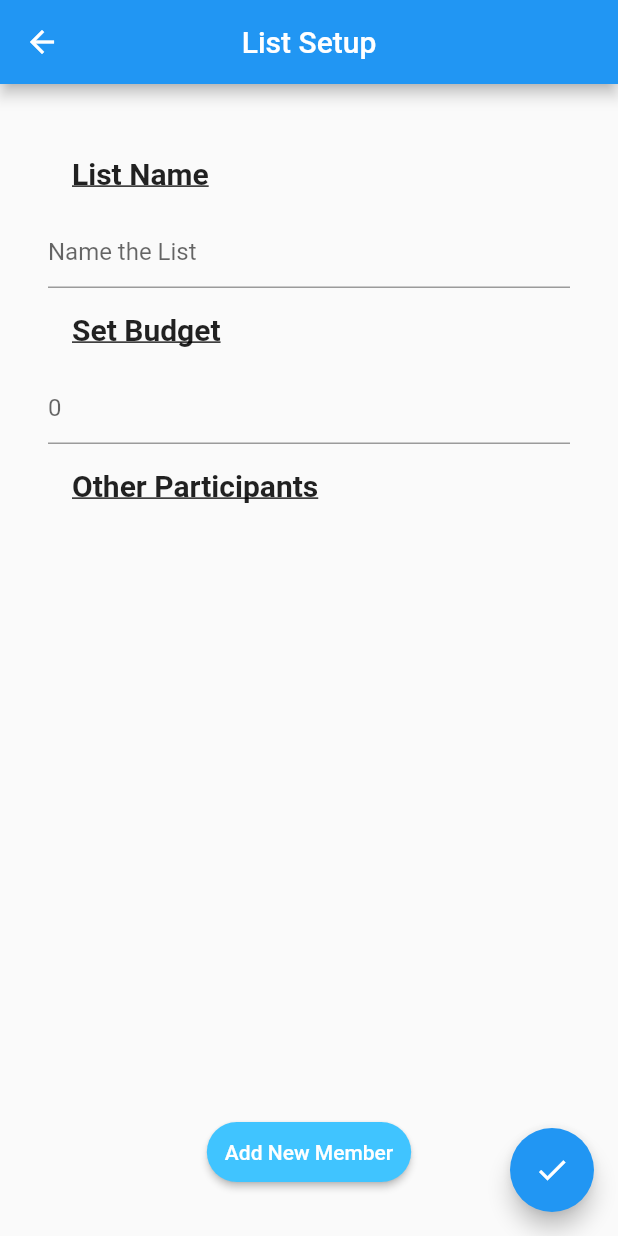
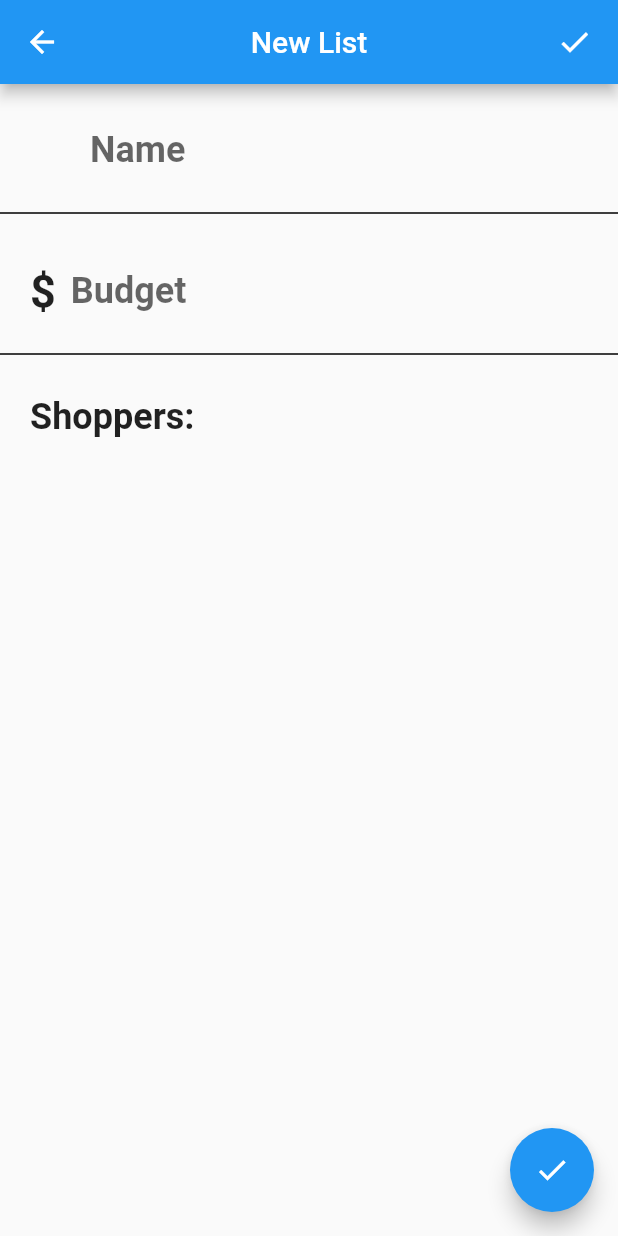
Before and after one commit to Peroshki/CSE115, a Flutter app: the ListSetup screen opened by its route, on a phone screen of 412 x 824 dp. Run offline on Flutter 3.47's test engine with Material 2 defaults, Android fonts, the phone set to English and light mode, and no system bars; our stand-ins replace cloud_firestore, firebase_auth, google_sign_in, rxdart; missing offline and left inert: device_apps, flutter_auth_buttons; accounts and stored records are empty.

Commit message:
Added globals.dart and a whole lot of bug fixes

```diff
--- a/socialshopper/lib/friends_list.dart
+++ b/socialshopper/lib/friends_list.dart
@@ -13,6 +13,17 @@ class Friend {
       : name = data['name'],
         uid = data['uid'],
         photo = data['photo'];
+}
+
+class Arguments {
+  String uid;
+  String photoURL;
+
+  Arguments(uid, photoURL)
+  {
+    this.uid = uid;
+    this.photoURL = photoURL;
+  }
 }
 
 class Friends extends StatefulWidget {
--- /dev/null
+++ b/socialshopper/lib/globals.dart
@@ -0,0 +1,88 @@
+import 'package:cloud_firestore/cloud_firestore.dart';
+
+String userUID;
+
+class Friend {
+  Friend.fromMap(Map<dynamic, dynamic> data)
+  : name = data['name'],
+    photo = data['photo'],
+    uid = data['uid'];
+
+  String name;
+  String photo;
+  String uid;
+  Timestamp lastSeen;
+}
+
+class User {
+  User.fromSnapshot(DocumentSnapshot snapshot)
+  : displayName = snapshot['displayName'],
+    email = snapshot['email'],
+    friends = List.from(
+      snapshot['items'].map((item) => item = Friend.fromMap(item))),
+    lists = List.from(snapshot['lists']),
+    photoURL = snapshot['photoURL'],
+    uid = snapshot.documentID;
+
+  String displayName;
+  String email;
+  List<Friend> friends;
+  List<String> lists;
+  String photoURL;
+  String uid;
+}
+
+class ListUser {
+  ListUser.fromMap(Map<dynamic, dynamic> data)
+  : name = data['name'],
+    uid = data['uid'];
+
+  String name;
+  String uid;
+}
+
+// Represents an item in the shopping list
+class Item {
+  Item.fromMap(Map<dynamic, dynamic> data)
+  : name = data['name'],
+    price = data['price'] * 1.0,
+    quantity = data['quantity'],
+    users = List.from(data['users']);
+
+  String name;
+  double price;
+  int quantity;
+  List<String> users;
+}
+
+// Represents the metadata from the shopping list
+class Metadata {
+  Metadata.fromMap(Map<dynamic, dynamic> data)
+  : budget = data['budget'] * 1.0,
+    store = data['store'],
+    timeCreated = data['timeCreated'],
+    uid = data['uid'],
+    name = data['name'],
+    users = List.from(
+        data['users'].map((item) => item = ListUser.fromMap(item)));
+
+  double budget;
+  String store;
+  Timestamp timeCreated;
+  String uid;
+  String name;
+  List<ListUser> users;
+}
+
+// Represents a shopping list from Firebase
+class ShoppingList {
+  ShoppingList.fromSnapshot(DocumentSnapshot snapshot)
+  : documentID = snapshot.documentID,
+    items = List.from(
+      snapshot['items']?.map((item) => item = Item.fromMap(item))),
+    metadata = Metadata.fromMap(snapshot['metadata']);
+
+  String documentID;
+  List<Item> items;
+  Metadata metadata;
+}
--- a/socialshopper/lib/list_setup.dart
+++ b/socialshopper/lib/list_setup.dart
@@ -1,13 +1,12 @@
 import 'package:firebase_auth/firebase_auth.dart';
-import 'package:socialshopper/friends_list.dart';
-
 import 'package:uuid/uuid.dart';
 import 'package:flutter/material.dart';
 import 'package:cloud_firestore/cloud_firestore.dart';
-import 'package:firebase_auth/firebase_auth.dart';
+
+import 'add_friend.dart';
+import 'globals.dart' as globals;
 import 'menu.dart';
-import 'add_friend.dart';
-import 'menu.dart' as globals;
+import 'menu.dart' as menu;
 
 //Creates an instance in the database
 final databaseRef = Firestore.instance;
@@ -20,30 +19,26 @@ class Arguments {
 }
 
 // functions used to record user data -> database
-void createRecord(
-  String listName, int budget, List<String> people, String id, List<String> ids, BuildContext context) async {
+void createRecord(String listName, int budget, List<String> people, String id, List<String> ids, BuildContext context) async {
+  var users = [{'uid' : ids[0], 'name' : people[0]}];
+  for (int i = 1; i < ids.length; i++) {
+    users.add({'uid' : ids[i], 'name': people[i]});
+  }
+  //print(users);
+
   //Sets up the initial list and it's data in the database.
   await databaseRef.collection('lists').document(id.toString()).setData({
-    'items': [
-      {
-        'name': 'Banana',
-        'quantity': 2,
-        'price': 4,
-        'users': ['Alan', 'Omar']
-      }
-    ],
+    'items': [{}],
     'metadata': {
-      'uid': id,
-      //Gets the timestamp
-      'timeCreated': DateTime
-          .now(), // Change this. We don't need the precision of milliseconds since epoch
+      'uid': id, //Gets the timestamp
+      'timeCreated': DateTime.now(), // Change this. We don't need the precision of milliseconds since epoch
       'store': 'Safeway', // I don't know how to pass in the store select input
       'name': listName,
       'budget': budget,
-      'users': people
+      'users': users
     }
   });
-  globals.numList.add(id);
+  menu.numList.add(id);
 
   //Puts the list data in the list section.
   List<String> lists = [id];
@@ -113,7 +108,7 @@ class _ListSetup extends State<ListSetup> {
   Future<void> getFriends() async {
     final ref = Firestore.instance
         .collection('users')
-        .document(ModalRoute.of(context).settings.arguments);
+        .document(globals.userUID);
     DocumentSnapshot user = await ref.get();
     List<dynamic> friendsList = user.data['friends'];
     friends = friendsList;
@@ -185,128 +180,263 @@ class _ListSetup extends State<ListSetup> {
 
   @override
   Widget build(BuildContext context) {
-    initUser();
+    //initUser();
     final Uuid uuid = Uuid();
     return Scaffold(
       //Top bar of the app
       appBar: AppBar(
         centerTitle: true,
-        title: const Text('List Setup'),
+        title: const Text('New List'),
         automaticallyImplyLeading: true,
+        actions: <Widget>[
+          StreamBuilder(
+            stream: Firestore.instance.collection('users').document(globals.userUID).snapshots(),
+            builder: (context, snapshot) {
+              if (!snapshot.hasData)
+                return Text('Loading user data...');
+
+              //return Text('${snapshot.data['displayName'].toString()}');
+
+              return IconButton(
+                padding: const EdgeInsets.only(
+                    right: 10.0
+                ),
+                icon: Icon(Icons.done),
+                onPressed: () {
+                  setState(() {
+                    ids.add(globals.userUID);
+                    people.add(snapshot.data['displayName'].toString());
+                  });
+
+                  createRecord(name, budget, people,
+                      uuid.v4(), ids, context); // Instead of a random number, create a uid for the list.
+                  Navigator.of(context).pushNamed(
+                    MenuPage.tag,
+                    arguments: globals.userUID,
+                  );
+                },
+              );
+            },
+          ),
+        ],
       ),
 
-      body: Container(
-          padding: const EdgeInsets.all(32.0),
-          child: Center(
-            child: Column(
+      body: Column(
+        crossAxisAlignment: CrossAxisAlignment.start,
         children: <Widget>[
-                ListTile(
-                  title: Text('List Name',
-                      style: TextStyle(
-                        fontWeight: FontWeight.bold,
-                        decoration: TextDecoration.underline,
-                        fontSize: 20,
-                      )),
+          /// Input for list name
+          Padding(
+            padding: const EdgeInsets.only(
+              top: 30.0,
+              bottom: 20.0,
+              left: 60.0
             ),
-
-                //Allows the user to enter the name of the list.
-                Container(
             child: TextField(
               onChanged: (String value) {
                 getName(value);
               },
               autocorrect: true,
-                    decoration: InputDecoration(
-                      hintText: 'Name the List',
+              decoration: InputDecoration.collapsed(
+                hintText: 'Name',
+              ),
+              style: TextStyle(
+                fontSize: 24.0,
+                fontWeight: FontWeight.w600
               ),
             ),
           ),
 
-                ListTile(
-                  title: Text('Set Budget',
-                      style: TextStyle(
-                        fontWeight: FontWeight.bold,
-                        decoration: TextDecoration.underline,
-                        fontSize: 20,
-                      )),
+          Divider(
+            thickness: 1.0,
+            color: Colors.black,
           ),
 
-                // Allows user to set the budget.
-                Container(
+          /// Input for budget
+          Row(
+            children: <Widget>[
+              Padding(
+                padding: const EdgeInsets.only(
+                  top: 10.0,
+                  left: 20.0
+                ),
+                child: Text(
+                  '\$',
+                  style: TextStyle(
+                    fontSize: 30.0,
+                    fontWeight: FontWeight.w600
+                  ),
+                ),
+              ),
+              Flexible(
+                child: Container(
+                  padding: const EdgeInsets.only(
+                    top: 30.0,
+                    left: 10.0,
+                    bottom: 20.0
+                  ),
+                  width: 100,
                   child: TextField(
                     keyboardType: TextInputType.number,
                     onChanged: (String value) {
-                      getBudget(value);
+                      getName(value);
                     },
-                    decoration: InputDecoration(
-                      hintText: '0',
+                    autocorrect: true,
+                    decoration: InputDecoration.collapsed(
+                      hintText: 'Budget',
+                    ),
+                    style: TextStyle(
+                      fontSize: 24.0,
+                      fontWeight: FontWeight.w600
+                    ),
+                  ),
+                ),
+              ),
+            ],
+          ),
+
+          Divider(
+            thickness: 1.0,
+            color: Colors.black,
+          ),
+
+          Padding(
+            padding: const EdgeInsets.only(
+              top: 20.0,
+              left: 20.0
+            ),
+            child: Text(
+              'Shoppers: ',
+              style: TextStyle(
+                  fontSize: 24.0,
+                  fontWeight: FontWeight.w600
               ),
             ),
           ),
 
-                ListTile(
-                  title: Text('Other Participants',
-                      style: TextStyle(
-                        fontWeight: FontWeight.bold,
-                        decoration: TextDecoration.underline,
-                        fontSize: 20,
-                      )),
-                ),
+          StreamBuilder(
+            stream: Firestore.instance.collection('users').document(globals.userUID).snapshots(),
+            builder: (context, snapshot) {
+              if (!snapshot.hasData)
+                return Text('Loading user data...');
 
-                //Displays the people in the list.
-                Expanded(
-                    child: ListView.builder(
-                  itemCount: people.length,
-                  itemBuilder: (context, int index) {
-                    return Row(
-                      textDirection: TextDirection.rtl,
-                      children: <Widget>[
-                        //Creates the button to remove participants from the list.
-                        Expanded(
-                            child: FlatButton(
-                                onPressed: () {
-                                  setState(() {
-                                    people.removeAt(index);
-                                  });
-                                  setState(() {
-                                    ids.removeAt(index);
-                                  });
+              return Text('${snapshot.data['displayName'].toString()}');
             },
-                                child: Align(
-                                  alignment: Alignment.centerRight,
-                                  child: const Text(
-                                    'Remove',
-                                    style: TextStyle(
-                                        fontSize: 15.0, color: Colors.red),
-                                  ),
-                                ))),
-
-                        //Displays the names of the participants on screen
-                        Expanded(
-                          child: ListTile(title: Text(people[index])),
-                        ),
-                      ],
-                    );
-                  },
-                )),
-
-                //Button to add new participants to the list.
-                RaisedButton(
-                  shape: RoundedRectangleBorder(
-                    borderRadius: BorderRadius.circular(24),
-                  ),
-                  onPressed: () async {
-                    await getFriends();
-                    createAlert(context);
-                  },
-                  padding: const EdgeInsets.all(12),
-                  color: Colors.lightBlueAccent,
-                  child: Text('Add New Member',
-                      style: TextStyle(color: Colors.white)),
-                ),
+          )
         ],
       ),
-          )),
+//      Container(
+//          padding: const EdgeInsets.all(32.0),
+//          child: Center(
+//            child: Column(
+//              children: <Widget>[
+//                ListTile(
+//                  title: Text('List Name',
+//                      style: TextStyle(
+//                        fontWeight: FontWeight.bold,
+//                        decoration: TextDecoration.underline,
+//                        fontSize: 20,
+//                      )),
+//                ),
+//
+//                //Allows the user to enter the name of the list.
+//                Container(
+//                  child: TextField(
+//                    onChanged: (String value) {
+//                      getName(value);
+//                    },
+//                    autocorrect: true,
+//                    decoration: InputDecoration(
+//                      hintText: 'Name the List',
+//                    ),
+//                  ),
+//                ),
+//
+//                ListTile(
+//                  title: Text('Set Budget',
+//                      style: TextStyle(
+//                        fontWeight: FontWeight.bold,
+//                        decoration: TextDecoration.underline,
+//                        fontSize: 20,
+//                      )),
+//                ),
+//
+//                // Allows user to set the budget.
+//                Container(
+//                  child: TextField(
+//                    keyboardType: TextInputType.number,
+//                    onChanged: (String value) {
+//                      getBudget(value);
+//                    },
+//                    decoration: InputDecoration(
+//                      hintText: '0',
+//                    ),
+//                  ),
+//                ),
+//
+//                ListTile(
+//                  title: Text('Other Participants',
+//                      style: TextStyle(
+//                        fontWeight: FontWeight.bold,
+//                        decoration: TextDecoration.underline,
+//                        fontSize: 20,
+//                      )),
+//                ),
+//
+//                //Displays the people in the list.
+//                Expanded(
+//                    child: ListView.builder(
+//                      itemCount: people.length,
+//                      itemBuilder: (context, int index) {
+//                        return Row(
+//                          textDirection: TextDirection.rtl,
+//                          children: <Widget>[
+//                            //Creates the button to remove participants from the list.
+//                            Expanded(
+//                                child: FlatButton(
+//                                    onPressed: () {
+//                                      setState(() {
+//                                        people.removeAt(index);
+//                                      });
+//                                      setState(() {
+//                                        ids.removeAt(index);
+//                                      });
+//                                    },
+//                                    child: Align(
+//                                      alignment: Alignment.centerRight,
+//                                      child: const Text(
+//                                        'Remove',
+//                                        style: TextStyle(
+//                                            fontSize: 15.0, color: Colors.red),
+//                                      ),
+//                                    ))),
+//
+//                            //Displays the names of the participants on screen
+//                            Expanded(
+//                              child: ListTile(title: Text(people[index])),
+//                            ),
+//                          ],
+//                        );
+//                      },
+//                    )
+//                  ),
+//
+//                //Button to add new participants to the list.
+//                RaisedButton(
+//                  shape: RoundedRectangleBorder(
+//                    borderRadius: BorderRadius.circular(24),
+//                  ),
+//                  onPressed: () async {
+//                    await getFriends();
+//                    createAlert(context);
+//                  },
+//                  padding: const EdgeInsets.all(12),
+//                  color: Colors.lightBlueAccent,
+//                  child: Text('Add New Member',
+//                      style: TextStyle(color: Colors.white)),
+//                ),
+//              ],
+//            ),
+//          )),
       // Button to move to the next page.
       // Have it routed to main because I don't know where the list propogation is going to be held.
       floatingActionButton: FloatingActionButton(
--- a/socialshopper/lib/profile.dart
+++ b/socialshopper/lib/profile.dart
@@ -11,15 +11,14 @@ FirebaseUser user;
 
 class Profile extends StatefulWidget {
   static String tag = 'Profile';
+
+  final String uid;
+
+  // Constructor
+  Profile({Key key, @required this.uid}) : super(key: key);
+
   //@override
   _ProfileState createState() => _ProfileState();
-}
-
-class Arguments {
-  final String uid;
-  final String photoUrl;
-
-  Arguments(this.uid, this.photoUrl);
 }
 
 class _ProfileState extends State<Profile> {
@@ -62,7 +61,7 @@ class _ProfileState extends State<Profile> {
           child: StreamBuilder(
             stream: Firestore.instance
                 .collection('users')
-                .document(user.uid)
+                .document(widget.uid)
                 .snapshots(),
             builder: (context, snapshot) {
               if (!snapshot.hasData) {
@@ -119,7 +118,7 @@ class _ProfileState extends State<Profile> {
                         onPressed: () {
                           Navigator.of(context).pushNamed(
                             Friends.tag,
-                            arguments: Arguments(user.uid, user.photoUrl),
+                            arguments: Arguments(widget.uid, snapshot.data['photoURL']),
                           );
                         },
                       ),
```
Also changed, not shown: socialshopper/lib/list_views.dart (+24 -56 lines), socialshopper/lib/login_page.dart (+6 -2 lines), socialshopper/lib/menu.dart (+32 -9 lines). Lines whose indentation alone changed are shown as unchanged.
